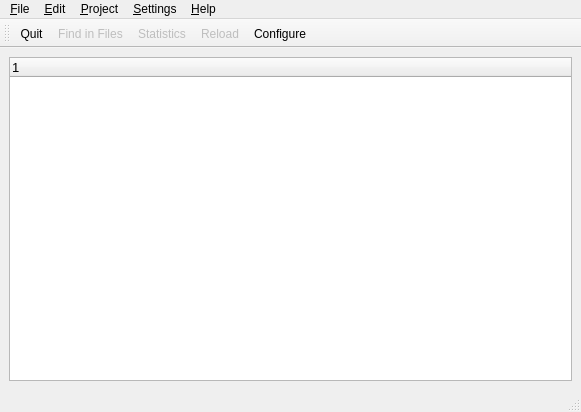
Qt form pootling/ui/Catalog.ui (cc-archive/pootle) before a commit.
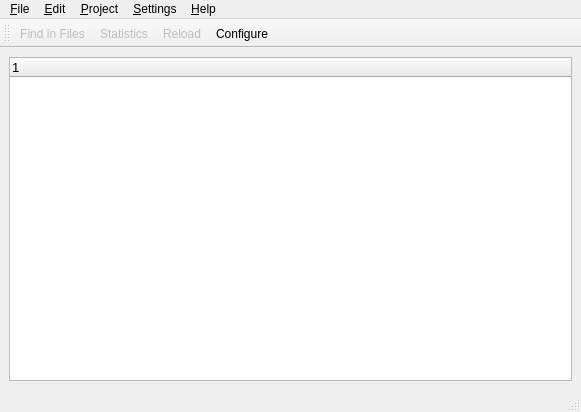
The same form after that commit. Icons and pictures are not drawn.

Commit message: take out quit icon from toolbar

Patch:
```diff
--- a/pootling/ui/Catalog.ui
+++ b/pootling/ui/Catalog.ui
@@ -145,7 +145,6 @@
    <attribute name="toolBarArea" >
     <number>4</number>
    </attribute>
-   <addaction name="actionQuit" />
    <addaction name="actionFind_in_Files" />
    <addaction name="actionStatistics" />
    <addaction name="actionReload" />
```
Left out of the diff: 12 changed lines with no effect on the pictures. The commit also changes 1 other file.
